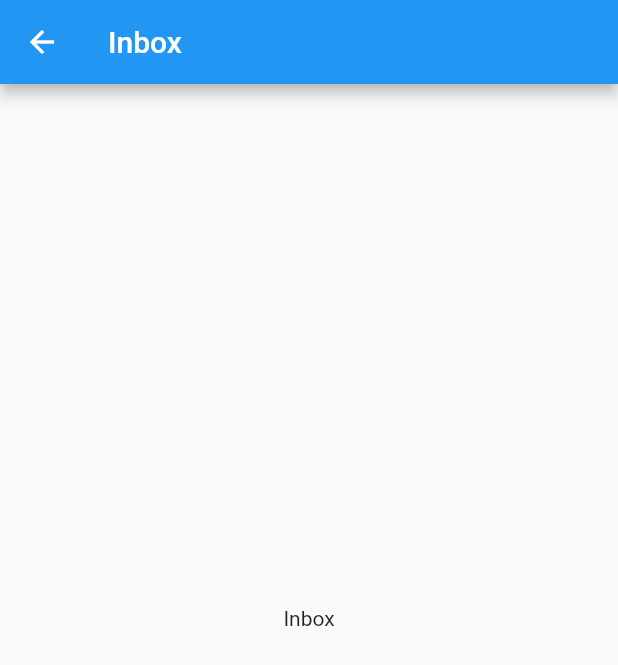
After one commit to gustavomedeiross/youtube-clone, a Flutter app: the Inbox screen opened directly, on a phone screen of 412 x 824 dp. The commit adds this screen. Shown: the top 665 px of the screen. Run offline on Flutter 3.47's test engine with Material 2 defaults, Android fonts, the phone set to English and light mode, and no system bars.

Commit message:
Create pages of the bottom navigation bar

```diff
--- /dev/null
+++ b/lib/pages/home.dart
@@ -0,0 +1,15 @@
+import 'package:flutter/material.dart';
+import 'package:youtube_clone/widgets/bottom_navigation_bar.dart';
+
+class Home extends StatelessWidget {
+  @override
+  Widget build(BuildContext context) {
+    return Scaffold(
+      appBar: AppBar(title: Text('Home')),
+      body: Center(
+        child: Text('Home'),
+      ),
+      bottomNavigationBar: CustomBottomNavigationBar(),
+    );
+  }
+}
--- /dev/null
+++ b/lib/pages/inbox.dart
@@ -0,0 +1,15 @@
+import 'package:flutter/material.dart';
+import 'package:youtube_clone/widgets/bottom_navigation_bar.dart';
+
+class Inbox extends StatelessWidget {
+  @override
+  Widget build(BuildContext context) {
+    return Scaffold(
+      appBar: AppBar(title: Text('Inbox')),
+      body: Center(
+        child: Text('Inbox'),
+      ),
+      bottomNavigationBar: CustomBottomNavigationBar(),
+    );
+  }
+}
--- /dev/null
+++ b/lib/widgets/bottom_navigation_bar.dart
@@ -0,0 +1,31 @@
+import 'package:flutter/material.dart';
+
+class CustomBottomNavigationBar extends StatelessWidget {
+  @override
+  Widget build(BuildContext context) {
+    return BottomNavigationBar(
+      items: const <BottomNavigationBarItem>[
+        BottomNavigationBarItem(
+          icon: Icon(Icons.home),
+          title: Text('Home'),
+        ),
+        BottomNavigationBarItem(
+          icon: Icon(Icons.trending_up),
+          title: Text('Trending'),
+        ),
+        BottomNavigationBarItem(
+          icon: Icon(Icons.subscriptions),
+          title: Text('Subscriptions'),
+        ),
+        BottomNavigationBarItem(
+          icon: Icon(Icons.mail),
+          title: Text('Inbox'),
+        ),
+        BottomNavigationBarItem(
+          icon: Icon(Icons.video_library),
+          title: Text('Library'),
+        ),
+      ],
+    );
+  }
+}
```
Also changed, not shown: lib/pages/library.dart (added, +15 -0 lines), lib/pages/subscriptions.dart (added, +15 -0 lines), lib/pages/trending.dart (added, +15 -0 lines), lib/main.dart (line endings or trailing spaces).
